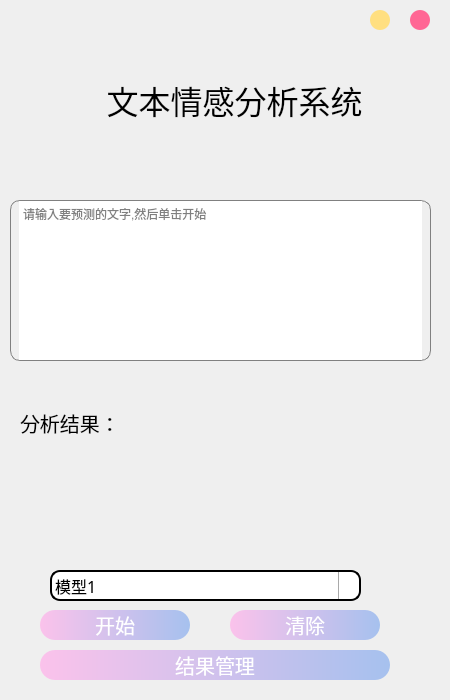
First picture: the form in ui/mainwindow.ui, repository iaouihou/Emotion_analysis-LSTM, before the edit.
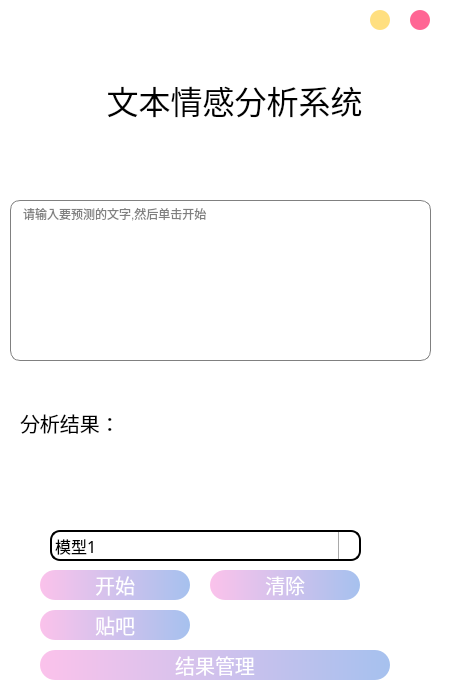
Second picture: the form after the edit. Icons and pictures are not drawn.

Commit message:
贴吧爬虫功能基本实现
如上

What changed in the file:
```diff
--- a/ui/mainwindow.ui
+++ b/ui/mainwindow.ui
@@ -13,6 +13,13 @@
   <property name="windowTitle">
    <string>MainWindow</string>
   </property>
+  <property name="styleSheet">
+   <string notr="true">QWidget {
+	background-color: white; /* 设置背景颜色为白色 */
+	border: none; /* 移除边框 */
+}
+</string>
+  </property>
   <widget class="QWidget" name="centralwidget">
    <widget class="QLabel" name="output_news_label">
     <property name="geometry">
@@ -20,7 +27,7 @@
       <x>10</x>
       <y>450</y>
       <width>411</width>
-      <height>101</height>
+      <height>81</height>
      </rect>
     </property>
     <property name="font">
@@ -189,7 +196,7 @@
     <property name="geometry">
      <rect>
       <x>40</x>
-      <y>610</y>
+      <y>570</y>
       <width>150</width>
       <height>30</height>
      </rect>
@@ -238,8 +245,8 @@
    <widget class="QPushButton" name="clear_button">
     <property name="geometry">
      <rect>
-      <x>230</x>
-      <y>610</y>
+      <x>210</x>
+      <y>570</y>
       <width>150</width>
       <height>30</height>
      </rect>
@@ -372,7 +379,7 @@
     <property name="geometry">
      <rect>
       <x>50</x>
-      <y>570</y>
+      <y>530</y>
       <width>311</width>
       <height>31</height>
      </rect>
@@ -422,6 +429,56 @@
      </property>
     </item>
    </widget>
+   <widget class="QPushButton" name="start_button_2">
+    <property name="geometry">
+     <rect>
+      <x>40</x>
+      <y>610</y>
+      <width>150</width>
+      <height>30</height>
+     </rect>
+    </property>
+    <property name="sizePolicy">
+     <sizepolicy hsizetype="Preferred" vsizetype="Preferred">
+      <horstretch>0</horstretch>
+      <verstretch>0</verstretch>
+     </sizepolicy>
+    </property>
+    <property name="maximumSize">
+     <size>
+      <width>16777215</width>
+      <height>30</height>
+     </size>
+    </property>
+    <property name="layoutDirection">
+     <enum>Qt::LeftToRight</enum>
+    </property>
+    <property name="styleSheet">
+     <string notr="true">QPushButton{
+    border:0px;
+    height:30px;
+    border-radius:15px;
+    font-family:'Microsoft YaHei';
+    font-size:20px;
+	color:white;
+    background-color:qlineargradient(spread:pad, x1:0, y1:0, x2:1, y2:0, stop:0 #fbc2eb, stop:1 #a6c1ee);
+    }
+
+ QPushButton:hover{
+     background-color:qlineargradient(spread:pad, x1:0, y1:0, x2:1, y2:0, stop:0 #ffd2f0, stop:1 #b0cbf8);
+ }
+ 
+ QPushButton:pressed{
+     background-color:qlineargradient(spread:pad, x1:0, y1:0, x2:1, y2:0, stop:0 #e1aad2, stop:1 #92adda);
+     }</string>
+    </property>
+    <property name="text">
+     <string>贴吧</string>
+    </property>
+    <property name="flat">
+     <bool>false</bool>
+    </property>
+   </widget>
   </widget>
  </widget>
  <resources/>
```
The commit also changes 22 other files.
